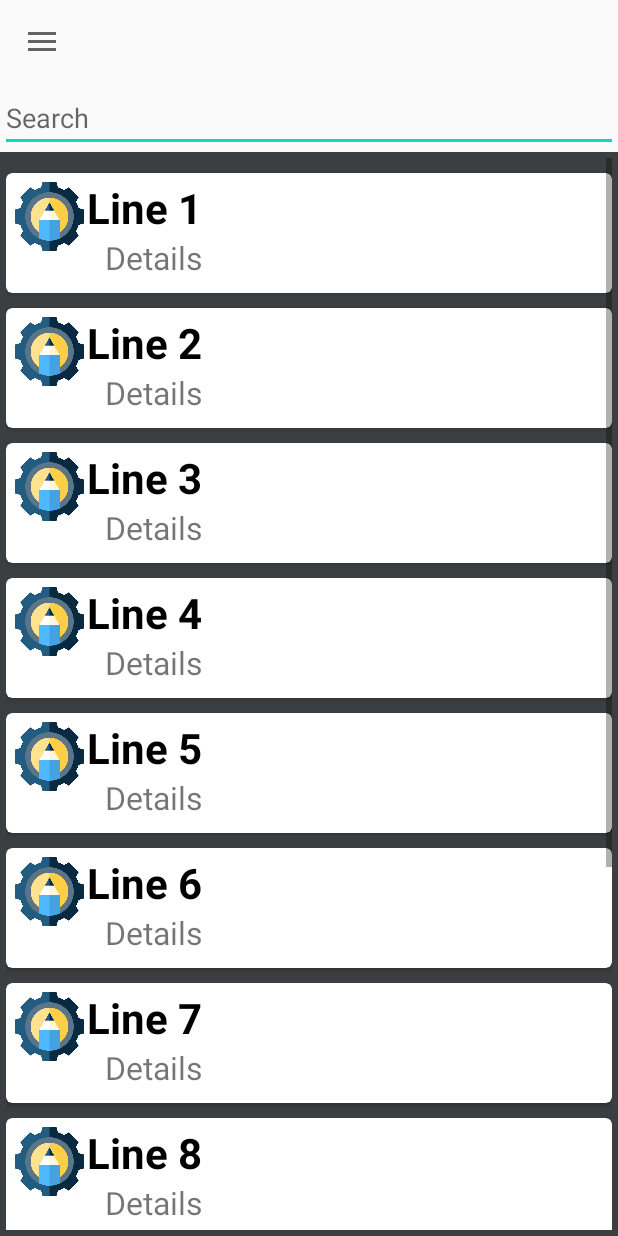
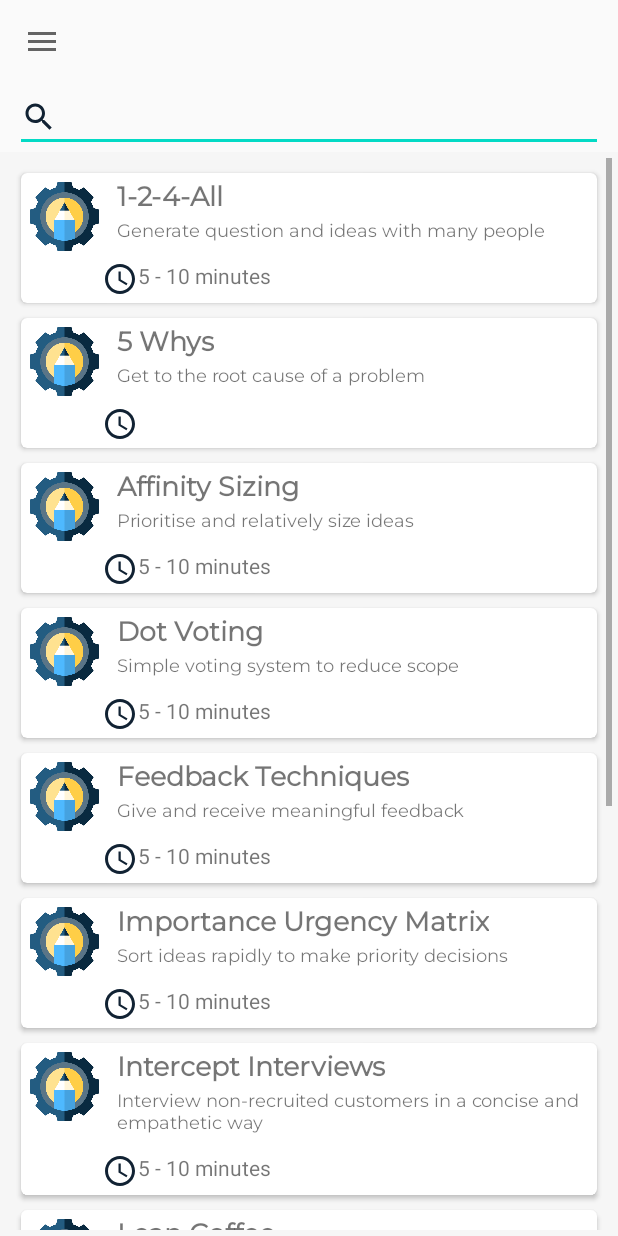
Before and after one commit to FraserPenning/creativeworkshops-app, an Android app: the ListsActivity screen opened directly, with no data from a screen before it, on a phone screen of 412 x 824 dp. Run offline under Robolectric (Android 15) with nearby library versions, the phone set to English and light mode, and no system bars.

Commit message:
Commit 3 Added filter search via EditText for Lists

```diff
--- a/app/src/main/java/com/example/workshopfacilitationguide/CategoriesActivity.java
+++ b/app/src/main/java/com/example/workshopfacilitationguide/CategoriesActivity.java
@@ -12,6 +12,8 @@ import android.view.MenuItem;
 
 import com.google.android.material.navigation.NavigationView;
 import androidx.core.view.GravityCompat;
+
+import java.util.Objects;
 
 public class CategoriesActivity extends AppCompatActivity implements NavigationView.OnNavigationItemSelectedListener {
 
@@ -31,7 +33,7 @@ public class CategoriesActivity extends AppCompatActivity implements NavigationV
 
         //Toolbar set as action bar
         setSupportActionBar(toolbar);
-        getSupportActionBar().setDisplayShowTitleEnabled(false);
+        Objects.requireNonNull(getSupportActionBar()).setDisplayShowTitleEnabled(false);
         navigationView.bringToFront();
         ActionBarDrawerToggle toggle = new ActionBarDrawerToggle(this, drawerLayout, toolbar, R.string.navigation_draw_open, R.string.navigation_draw_close);
         drawerLayout.addDrawerListener(toggle);
--- a/app/src/main/java/com/example/workshopfacilitationguide/ExampleAdapter.java
+++ b/app/src/main/java/com/example/workshopfacilitationguide/ExampleAdapter.java
@@ -5,38 +5,39 @@ import android.view.View;
 import android.view.ViewGroup;
 import android.widget.ImageView;
 import android.widget.TextView;
-
 import androidx.annotation.NonNull;
 import androidx.recyclerview.widget.RecyclerView;
-
 import java.util.ArrayList;
 
 public class ExampleAdapter extends RecyclerView.Adapter<ExampleAdapter.ExampleViewHolder> {
     private ArrayList<ExampleItem> mExampleList;
 
 
-
     static class ExampleViewHolder extends RecyclerView.ViewHolder {
         ImageView mImageView;
         TextView mTextView1;
         TextView mTextView2;
+        TextView mTextView3;
 
         ExampleViewHolder(View itemView) {
             super(itemView);
             mImageView = itemView.findViewById(R.id.imageView);
             mTextView1 = itemView.findViewById(R.id.textView1);
             mTextView2 = itemView.findViewById(R.id.textView2);
+            mTextView3 = itemView.findViewById(R.id.textView3);
+
         }
+
     }
     ExampleAdapter(ArrayList<ExampleItem> exampleList) {
-        //added this. can remove?
         mExampleList = exampleList;
     }
+
     @NonNull
     @Override
     public ExampleViewHolder onCreateViewHolder(ViewGroup parent, int viewType) {
-        View v = LayoutInflater.from(parent.getContext()).inflate(R.layout.example_item, parent, false);
-        return new ExampleViewHolder(v);
+        View view = LayoutInflater.from(parent.getContext()).inflate(R.layout.example_item, parent, false);
+        return new ExampleViewHolder(view);
     }
     @Override
     public void onBindViewHolder(ExampleViewHolder holder, int position) {
@@ -44,14 +45,16 @@ public class ExampleAdapter extends RecyclerView.Adapter<ExampleAdapter.ExampleV
         holder.mImageView.setImageResource(currentItem.getImageResource());
         holder.mTextView1.setText(currentItem.getText1());
         holder.mTextView2.setText(currentItem.getText2());
+        holder.mTextView3.setText(currentItem.getText3());
     }
 
     @Override
     public int getItemCount() {
         return mExampleList.size();
     }
-    //public void filterList(ArrayList<ExampleItem>filteredList) {
-        //mExampleList = filteredList;
-        //notifyDataSetChanged();
-    //}
+
+    public void filterList(ArrayList<ExampleItem> filteredList) {
+        mExampleList = filteredList;
+        notifyDataSetChanged();
+    }
 }
--- a/app/src/main/java/com/example/workshopfacilitationguide/ExampleItem.java
+++ b/app/src/main/java/com/example/workshopfacilitationguide/ExampleItem.java
@@ -4,11 +4,13 @@ class ExampleItem {
     private int mImageResource;
     private String mText1;
     private String mText2;
+    private String mText3;
 
-    ExampleItem(int imageResource, String text1, String text2) {
+    ExampleItem(int imageResource, String text1, String text2, String text3) {
         mImageResource = imageResource;
         mText1 = text1;
         mText2 = text2;
+        mText3 = text3;
     }
 
     int getImageResource() {
@@ -22,4 +24,8 @@ class ExampleItem {
     String getText2() {
         return mText2;
     }
+
+    String getText3() {
+        return mText3;
+    }
 }
--- a/app/src/main/java/com/example/workshopfacilitationguide/Information3.java
+++ b/app/src/main/java/com/example/workshopfacilitationguide/Information3.java
@@ -5,7 +5,6 @@ import androidx.appcompat.app.ActionBarDrawerToggle;
 import androidx.appcompat.app.AppCompatActivity;
 import androidx.appcompat.widget.Toolbar;
 import androidx.drawerlayout.widget.DrawerLayout;
-
 import android.content.Intent;
 import android.os.Bundle;
 import android.view.MenuItem;
@@ -14,12 +13,9 @@ import android.view.View;
 import android.widget.Button;
 import android.widget.LinearLayout;
 import android.widget.TextView;
-
 import androidx.viewpager.widget.ViewPager;
 import androidx.core.view.GravityCompat;
-
 import com.google.android.material.navigation.NavigationView;
-
 import java.util.Objects;
 
 public class Information3 extends AppCompatActivity implements NavigationView.OnNavigationItemSelectedListener {
@@ -31,7 +27,6 @@ public class Information3 extends AppCompatActivity implements NavigationView.On
     private Button mNextBtn;
     private Button mBackBtn;
     private int mCurrentPage;
-
     private DrawerLayout drawerLayout;
     private NavigationView navigationView;
     private Toolbar toolBar;
--- a/app/src/main/java/com/example/workshopfacilitationguide/ListsActivity.java
+++ b/app/src/main/java/com/example/workshopfacilitationguide/ListsActivity.java
@@ -2,7 +2,11 @@ package com.example.workshopfacilitationguide;
 
 import android.content.Intent;
 import android.os.Bundle;
+import android.text.Editable;
+import android.text.TextWatcher;
 import android.view.MenuItem;
+import android.widget.AdapterView;
+import android.widget.EditText;
 
 import androidx.annotation.NonNull;
 import androidx.appcompat.app.ActionBarDrawerToggle;
@@ -18,7 +22,7 @@ import java.util.Objects;
 
 public class ListsActivity extends AppCompatActivity implements NavigationView.OnNavigationItemSelectedListener {
     private RecyclerView mRecyclerView;
-    private RecyclerView.Adapter mAdapter;
+    private ExampleAdapter mAdapter;
     private RecyclerView.LayoutManager mLayoutManager;
     private ArrayList<ExampleItem> mExampleList;
     private Toolbar toolBar;
@@ -42,34 +46,67 @@ public class ListsActivity extends AppCompatActivity implements NavigationView.O
         ActionBarDrawerToggle toggle = new ActionBarDrawerToggle(this, drawerLayout, toolBar, R.string.navigation_draw_open, R.string.navigation_draw_close);
         drawerLayout.addDrawerListener(toggle);
         toggle.syncState();
-
         //navigation clickable
         navigationView.setNavigationItemSelectedListener(this);
         //Set home screen information on start
         navigationView.setCheckedItem(R.id.nav_lists);
-        //Array lists for recycle view
-        ArrayList<ExampleItem> exampleList = new ArrayList<>();
-        exampleList.add(new ExampleItem(R.drawable.create_logo, "Line 1", "Details"));
-        exampleList.add(new ExampleItem(R.drawable.create_logo, "Line 2", "Details"));
-        exampleList.add(new ExampleItem(R.drawable.create_logo, "Line 3", "Details"));
-        exampleList.add(new ExampleItem(R.drawable.create_logo, "Line 4", "Details"));
-        exampleList.add(new ExampleItem(R.drawable.create_logo, "Line 5", "Details"));
-        exampleList.add(new ExampleItem(R.drawable.create_logo, "Line 6", "Details"));
-        exampleList.add(new ExampleItem(R.drawable.create_logo, "Line 7", "Details"));
-        exampleList.add(new ExampleItem(R.drawable.create_logo, "Line 8", "Details"));
-        exampleList.add(new ExampleItem(R.drawable.create_logo, "Line 9", "Details"));
-        exampleList.add(new ExampleItem(R.drawable.create_logo, "Line 10", "Details"));
-        exampleList.add(new ExampleItem(R.drawable.create_logo, "Line 11", "Details"));
-        exampleList.add(new ExampleItem(R.drawable.create_logo, "Line 12", "Details"));
+
+        //EditText
+        EditText editText = findViewById(R.id.edittext);
+        editText.addTextChangedListener(new TextWatcher() {
+            @Override
+            public void beforeTextChanged(CharSequence s, int start, int count, int after) {
+
+            }
+
+            @Override
+            public void onTextChanged(CharSequence s, int start, int before, int count) {
+                filter(s.toString());
+
+            }
+
+            @Override
+            public void afterTextChanged(Editable s) {
+
+            }
+        });
+
+        //Array lists for recycle view deleted ArrayList<ExampleItem>
+        mExampleList = new ArrayList<>();
+        mExampleList.add(new ExampleItem(R.drawable.create_logo, "1-2-4-All", "Generate question and ideas with many people","5 - 10 minutes"));
+        mExampleList.add(new ExampleItem(R.drawable.create_logo, "5 Whys", "Get to the root cause of a problem",""));
+        mExampleList.add(new ExampleItem(R.drawable.create_logo, "Affinity Sizing", "Prioritise and relatively size ideas","5 - 10 minutes"));
+        mExampleList.add(new ExampleItem(R.drawable.create_logo, "Dot Voting", "Simple voting system to reduce scope","5 - 10 minutes"));
+        mExampleList.add(new ExampleItem(R.drawable.create_logo, "Feedback Techniques", "Give and receive meaningful feedback","5 - 10 minutes"));
+        mExampleList.add(new ExampleItem(R.drawable.create_logo, "Importance Urgency Matrix", "Sort ideas rapidly to make priority decisions","5 - 10 minutes"));
+        mExampleList.add(new ExampleItem(R.drawable.create_logo, "Intercept Interviews", "Interview non-recruited customers in a concise and empathetic way","5 - 10 minutes"));
+        mExampleList.add(new ExampleItem(R.drawable.create_logo, "Lean Coffee", "Hold an agenda-less open conversation","5 - 10 minutes"));
+        mExampleList.add(new ExampleItem(R.drawable.create_logo, "Planning Poker", "Gain a shared understanding over the complexity of an idea","5 - 10 minutes"));
+        mExampleList.add(new ExampleItem(R.drawable.create_logo, "Room Setup", "Create a collaborative environment","5 - 10 minutes"));
+        mExampleList.add(new ExampleItem(R.drawable.create_logo, "Silent Mindmap", "Generate relational ideas on an even playing field","5 - 10 minutes"));
+        mExampleList.add(new ExampleItem(R.drawable.create_logo, "Vision Board", "Visualise your vision","5 - 10 minutes"));
 
         //Main Window Design Recycle View
         mRecyclerView = findViewById(R.id.recyclerView);
         mRecyclerView.setHasFixedSize(true);
         mLayoutManager = new LinearLayoutManager(this);
-        mAdapter = new ExampleAdapter(exampleList);
+        //made exampleList mExampleList
+        mAdapter = new ExampleAdapter(mExampleList);
 
         mRecyclerView.setLayoutManager(mLayoutManager);
         mRecyclerView.setAdapter(mAdapter);
+
+    }
+
+    private void filter(String text) {
+        ArrayList<ExampleItem> filteredList = new ArrayList<>();
+
+        for (ExampleItem item : mExampleList) {
+            if (item.getText1().toLowerCase().contains(text.toLowerCase())) {
+                filteredList.add(item);
+            }
+        }
+        mAdapter.filterList(filteredList);
     }
 
     @Override
@@ -99,4 +136,5 @@ public class ListsActivity extends AppCompatActivity implements NavigationView.O
         drawerLayout.closeDrawer(GravityCompat.START);
         return true;
     }
+
 }
--- /dev/null
+++ b/app/src/main/res/drawable/ic_time.xml
@@ -0,0 +1,5 @@
+<vector android:height="24dp" android:tint="#112233"
+    android:viewportHeight="24.0" android:viewportWidth="24.0"
+    android:width="24dp" xmlns:android="http://schemas.android.com/apk/res/android">
+    <path android:fillColor="#FF000000" android:pathData="M11.99,2C6.47,2 2,6.48 2,12s4.47,10 9.99,10C17.52,22 22,17.52 22,12S17.52,2 11.99,2zM12,20c-4.42,0 -8,-3.58 -8,-8s3.58,-8 8,-8 8,3.58 8,8 -3.58,8 -8,8zM12.5,7H11v6l5.25,3.15 0.75,-1.23 -4.5,-2.67z"/>
+</vector>
--- a/app/src/main/res/layout/activity_lists.xml
+++ b/app/src/main/res/layout/activity_lists.xml
@@ -30,17 +30,18 @@
             android:layout_height="wrap_content" />
 
         <EditText
-            android:id="@+id/editTextSearch"
+            android:id="@+id/edittext"
             android:layout_width="match_parent"
             android:layout_height="wrap_content"
-            android:hint="Search"
-            android:inputType="textShortMessage" />
+            android:layout_marginLeft="10dp"
+            android:layout_marginRight="10dp"
+            android:drawableLeft="@drawable/ic_search"/>
 
         <androidx.recyclerview.widget.RecyclerView
             android:id="@+id/recyclerView"
             android:layout_width="match_parent"
             android:layout_height="match_parent"
-            android:background="#3C3F41"
+            android:background="#053C3F41"
             android:padding="4dp"
             android:scrollbars="vertical">
 
--- a/app/src/main/res/layout/activity_navigation.xml
+++ b/app/src/main/res/layout/activity_navigation.xml
@@ -2,7 +2,7 @@
 <LinearLayout xmlns:android="http://schemas.android.com/apk/res/android"
     android:id="@+id/nav_window"
     android:layout_width="match_parent"
-    android:layout_height="200dp"
+    android:layout_height="wrap_content"
     android:orientation="vertical"
     android:gravity="bottom">
 
--- a/app/src/main/res/layout/example_item.xml
+++ b/app/src/main/res/layout/example_item.xml
@@ -2,12 +2,15 @@
 <androidx.cardview.widget.CardView xmlns:android="http://schemas.android.com/apk/res/android"
     xmlns:app="http://schemas.android.com/apk/res-auto"
     android:layout_width="match_parent"
-    android:layout_height="80dp"
+    android:layout_height="wrap_content"
     app:cardCornerRadius="4dp"
-    android:layout_marginTop="10dp">
+    android:layout_marginTop="10dp"
+    android:layout_marginLeft="10dp"
+    android:layout_marginRight="10dp">
+
     <RelativeLayout
         android:layout_width="match_parent"
-            android:layout_height="match_parent"
+        android:layout_height="wrap_content"
         android:layout_margin="4dp">
 
         <ImageView
@@ -23,9 +26,10 @@
             android:layout_height="wrap_content"
             android:layout_alignParentTop="true"
             android:layout_toEndOf="@+id/imageView"
+            android:fontFamily="@font/montserrat"
             android:text="Line 1"
-                android:textColor="@android:color/black"
-                android:textSize="28sp"
+            android:layout_marginStart="10dp"
+            android:textSize="18sp"
             android:textStyle="bold" />
 
         <TextView
@@ -33,10 +37,22 @@
             android:layout_width="wrap_content"
             android:layout_height="wrap_content"
             android:layout_below="@+id/textView1"
-                android:layout_marginStart="12dp"
+            android:layout_marginStart="10dp"
             android:layout_toEndOf="@+id/imageView"
+            android:fontFamily="@font/montserrat"
             android:text="Line 2"
-                android:textSize="21sp" />
+            android:textSize="12sp" />
+
+        <TextView
+            android:id="@+id/textView3"
+            android:layout_width="wrap_content"
+            android:layout_height="wrap_content"
+            android:layout_below="@+id/textView2"
+            android:layout_alignParentStart="true"
+            android:layout_marginStart="50dp"
+            android:layout_marginTop="10dp"
+            android:drawableStart="@drawable/ic_time"
+            android:text="Line 3" />
     </RelativeLayout>
 
 </androidx.cardview.widget.CardView>
```
Lines whose indentation alone changed are shown as unchanged.
